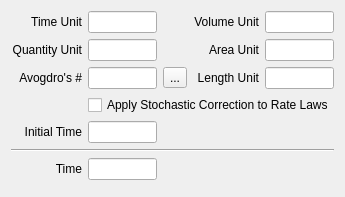
Above: copasi/UI/CQModelWidget.ui from copasi/COPASI before the change. Below: the same form after it.
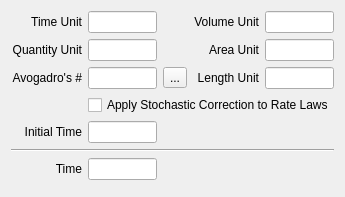
That is the form after the change. Custom widgets are drawn as their Qt base class.

What changed in the file:
```diff
--- a/copasi/UI/CQModelWidget.ui
+++ b/copasi/UI/CQModelWidget.ui
@@ -132,7 +132,7 @@
    <item row="2" column="0">
     <widget class="QLabel" name="mpLblAvogadro">
      <property name="text">
-      <string>Avogdro's #</string>
+      <string>Avogadro's #</string>
      </property>
      <property name="alignment">
       <set>Qt::AlignRight|Qt::AlignTrailing|Qt::AlignVCenter</set>
```
Left out of the diff: 2 changed lines with no effect on the pictures.
